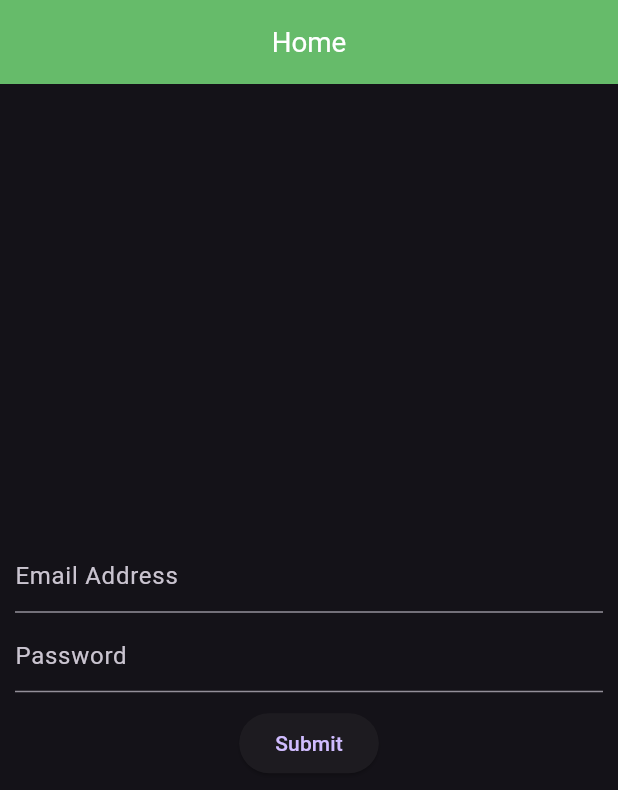
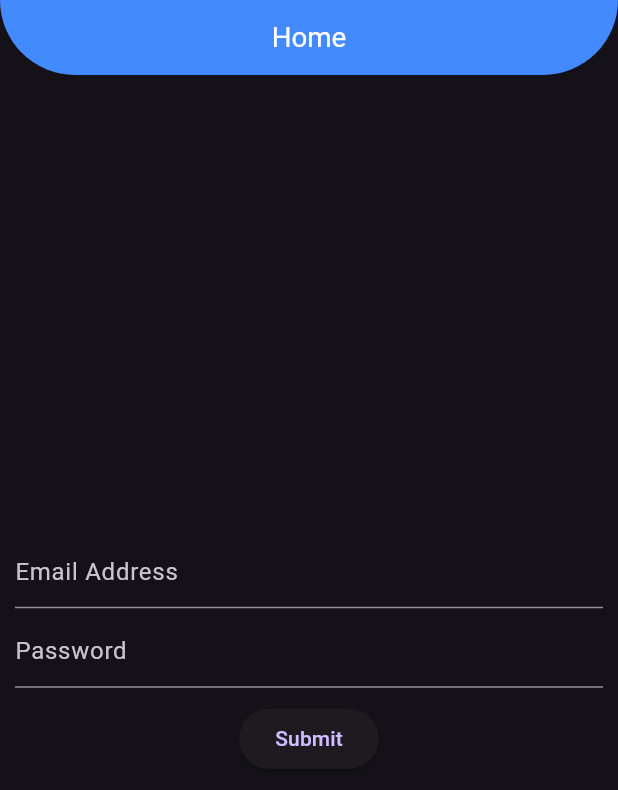
Before and after one commit to amaz11/flutter_ui, a Flutter app: the screen it shows after launch, on a phone screen of 412 x 824 dp. Shown: the top 790 px of the screen. Run offline on Flutter 3.47's test engine with Material 3 defaults, Android fonts, the phone set to English and light mode, and no system bars.

Commit message:
"responsive design"

```diff
--- a/lib/main.dart
+++ b/lib/main.dart
@@ -86,7 +86,18 @@ class MyAPP extends StatelessWidget {
         '/newPage': (context) => const NewPage(),
       },
       // global theme settings
-      theme: ThemeData(brightness: Brightness.dark),
+      theme: ThemeData(
+        brightness: Brightness.dark,
+        appBarTheme: const AppBarTheme(
+            centerTitle: true,
+            color: Colors.blueAccent,
+            toolbarHeight: 50,
+            shadowColor: Colors.red,
+            shape: RoundedRectangleBorder(
+                borderRadius: BorderRadius.only(
+                    bottomLeft: Radius.circular(50),
+                    bottomRight: Radius.circular(50)))),
+      ),
       debugShowCheckedModeBanner: false,
     );
   }
@@ -100,7 +111,7 @@ class MyHome extends StatelessWidget {
   Widget build(BuildContext context) {
     return Scaffold(
       appBar: AppBar(
-          backgroundColor: Colors.green[400],
+          // backgroundColor: Colors.green[400],
           title: const Center(
         child: Text(
           'Home',
@@ -116,3 +127,29 @@ class MyHome extends StatelessWidget {
     );
   }
 }
+
+class ResponsiveDesign extends StatefulWidget {
+  const ResponsiveDesign({super.key});
+
+  @override
+  State<ResponsiveDesign> createState() => _ResponsiveDesignState();
+}
+
+class _ResponsiveDesignState extends State<ResponsiveDesign> {
+  Widget _bigDisplay() {
+    return const Row();
+  }
+
+  Widget _smallDisplay() {
+    return const Column();
+  }
+
+  @override
+  Widget build(BuildContext context) {
+    double width = MediaQuery.of(context).size.width;
+    // double height = MediaQuery.of(context).size.height;
+    return Container(
+      child: width > 500 ? _bigDisplay() : _smallDisplay(),
+    );
+  }
+}
```
Lines whose indentation alone changed are shown as unchanged.
